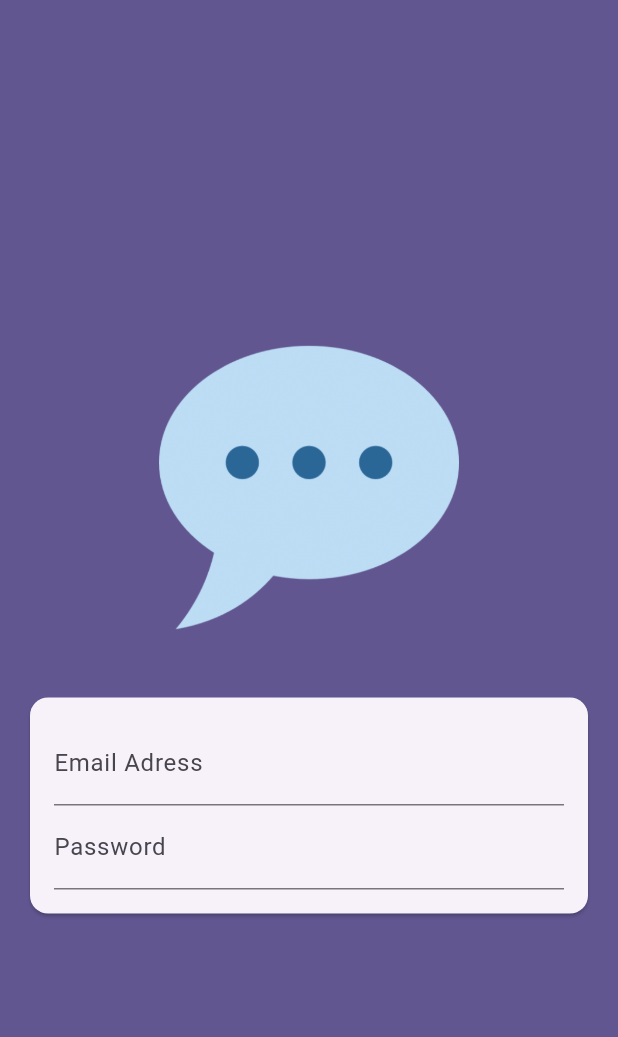
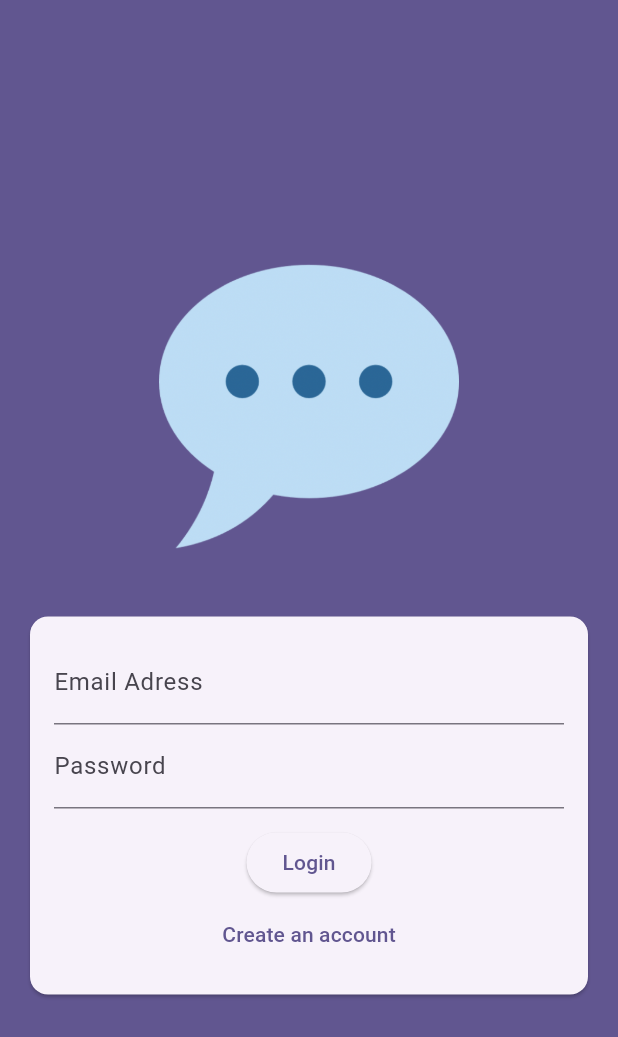
Before and after one commit to JoshuaScherer1996/flutter_chat_app, a Flutter app: the screen it shows after launch, on a phone screen of 412 x 824 dp. Shown: the top 1037 px of the screen. Run offline on Flutter 3.47's test engine with Material 3 defaults, Android fonts, the phone set to English and light mode, and no system bars.

Commit message:
implemented the switching logic between login and signup mode.

```diff
--- a/lib/screens/auth.dart
+++ b/lib/screens/auth.dart
@@ -10,6 +10,8 @@ class AuthScreen extends StatefulWidget {
 }
 
 class _AuthScreenState extends State<AuthScreen> {
+  var _isLogin = true;
+
   @override
   Widget build(BuildContext context) {
     return Scaffold(
@@ -52,6 +54,21 @@ class _AuthScreenState extends State<AuthScreen> {
                             ),
                             obscureText: true,
                           ),
+                          const SizedBox(height: 12),
+                          ElevatedButton(
+                            onPressed: () {},
+                            child: Text(_isLogin ? 'Login' : 'Signup'),
+                          ),
+                          TextButton(
+                            onPressed: () {
+                              setState(() {
+                                _isLogin = !_isLogin;
+                              });
+                            },
+                            child: Text(_isLogin
+                                ? 'Create an account'
+                                : 'You alread have an account.'),
+                          ),
                         ],
                       ),
                     ),
```
